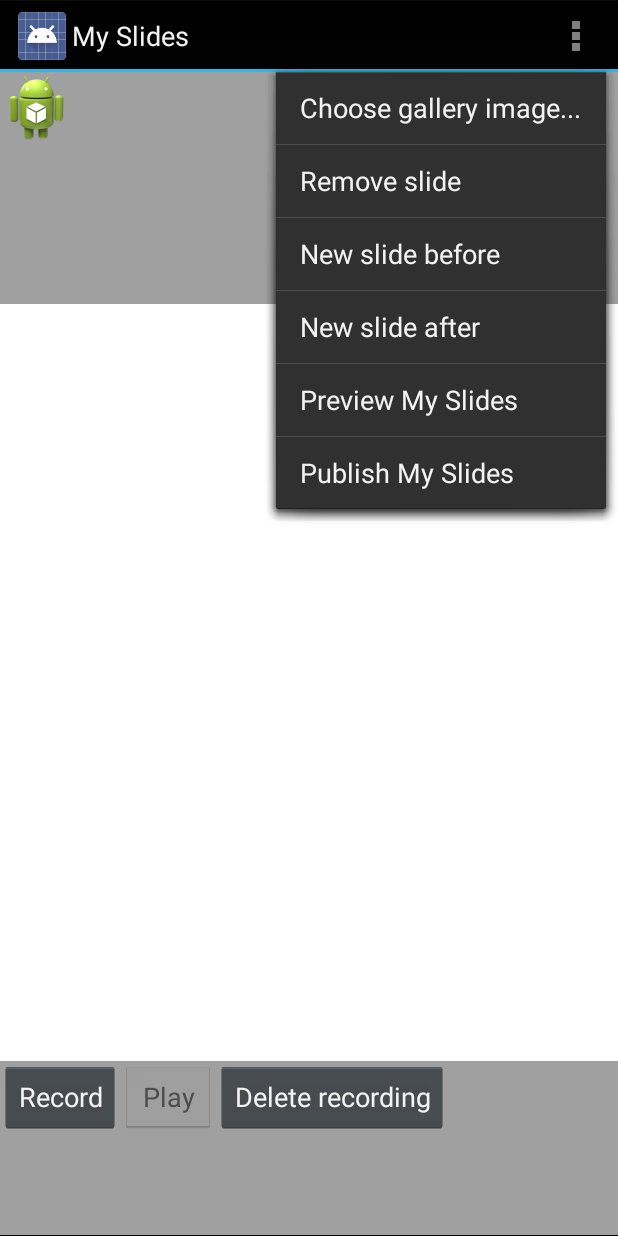
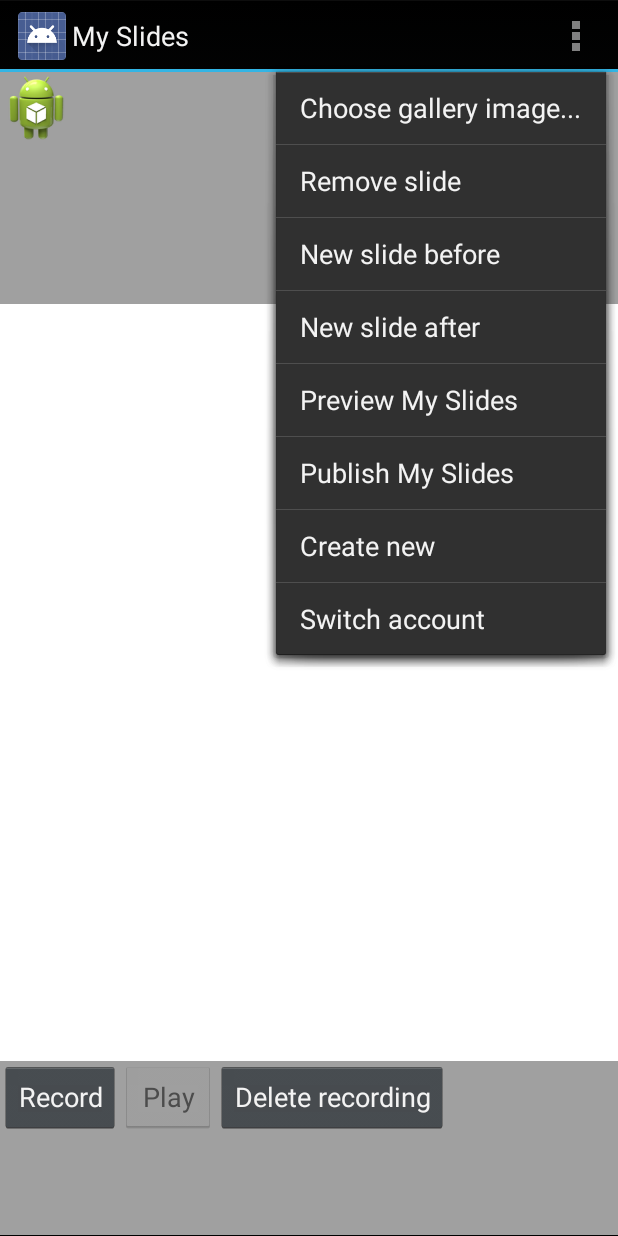
Before and after one commit to robbear/Stori, an Android app: the EditSlidesFragment screen opened directly, with no data from a screen before it, with the options menu open, on a phone screen of 412 x 824 dp. Run offline under Robolectric (Android 15) with nearby library versions, the phone set to English and light mode, and no system bars; libraries missing offline, so code that uses them is left out: com.amazonaws.auth; pictures from the network do not load.

Commit message:
Added placeholders for Create new and Switch account menu items in EditSlidesFragment

```diff
--- a/android/SlideShare/src/main/java/com/hyperfine/neodori/fragments/EditSlidesFragment.java
+++ b/android/SlideShare/src/main/java/com/hyperfine/neodori/fragments/EditSlidesFragment.java
@@ -54,6 +54,8 @@ import static com.hyperfine.neodori.Config.E;
 public class EditSlidesFragment extends Fragment implements CloudStore.ICloudStoreCallback {
     public final static String TAG = "EditSlidesFragment";
 
+    public final static int RESULT_GOOGLE_PLAY_SERVICES_ERROR = 1;
+    public final static int RESULT_GOOGLE_LOGIN = 2;
     private final static int REQUEST_IMAGE = 1;
     private final static int REQUEST_CAMERA = 2;
     private final static String INSTANCE_STATE_IMAGEFILE = "instance_state_imagefile";
@@ -503,6 +505,22 @@ public class EditSlidesFragment extends Fragment implements CloudStore.ICloudSto
             @Override
             public boolean onMenuItemClick(MenuItem item) {
                 Utilities.shareShow(m_activityParent, m_userUuid, m_slideShareName);
+                return true;
+            }
+        });
+
+        MenuItem createNew = menu.findItem(R.id.menu_edit_create_new);
+        createNew.setOnMenuItemClickListener(new MenuItem.OnMenuItemClickListener() {
+            @Override
+            public boolean onMenuItemClick(MenuItem item) {
+                return true;
+            }
+        });
+
+        MenuItem switchAccount = menu.findItem(R.id.menu_edit_switch_account);
+        switchAccount.setOnMenuItemClickListener(new MenuItem.OnMenuItemClickListener() {
+            @Override
+            public boolean onMenuItemClick(MenuItem item) {
                 return true;
             }
         });
--- a/android/SlideShare/src/main/res/menu/menu_slide.xml
+++ b/android/SlideShare/src/main/res/menu/menu_slide.xml
@@ -25,4 +25,10 @@
     <item
         android:id="@+id/menu_edit_share"
         android:title="@string/menu_edit_share_format" />
+    <item
+        android:id="@+id/menu_edit_create_new"
+        android:title="@string/menu_edit_create_new" />
+    <item
+        android:id="@+id/menu_edit_switch_account"
+        android:title="@string/menu_edit_switch_account" />
 </menu>
--- a/android/SlideShare/src/main/res/values/strings.xml
+++ b/android/SlideShare/src/main/res/values/strings.xml
@@ -20,6 +20,7 @@
     <string name="main_publish_button_format">Publish %1$s</string>
     <string name="main_share_button_format">Share %1$s</string>
     <string name="menu_edit_camera">Camera...</string>
+    <string name="menu_edit_create_new">Create new</string>
     <string name="menu_edit_delete">Remove slide</string>
     <string name="menu_edit_insertbefore">New slide before</string>
     <string name="menu_edit_insertafter">New slide after</string>
@@ -27,6 +28,7 @@
     <string name="menu_edit_publish_format">Publish %1$s</string>
     <string name="menu_edit_selectfromgallery">Choose gallery image...</string>
     <string name="menu_edit_share_format">Share %1$s</string>
+    <string name="menu_edit_switch_account">Switch account</string>
     <string name="publish_dialog_title">Publish</string>
     <string name="publish_dialog_message">Ok to publish?</string>
     <string name="share_dialog_title">Share this show</string>
```
